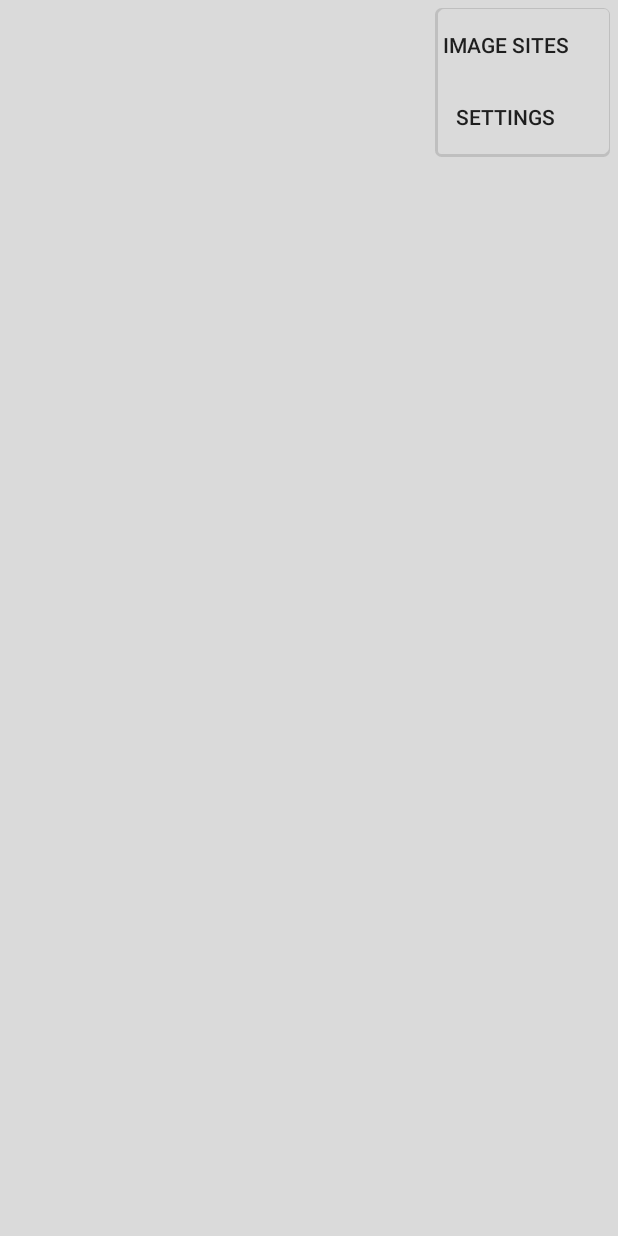
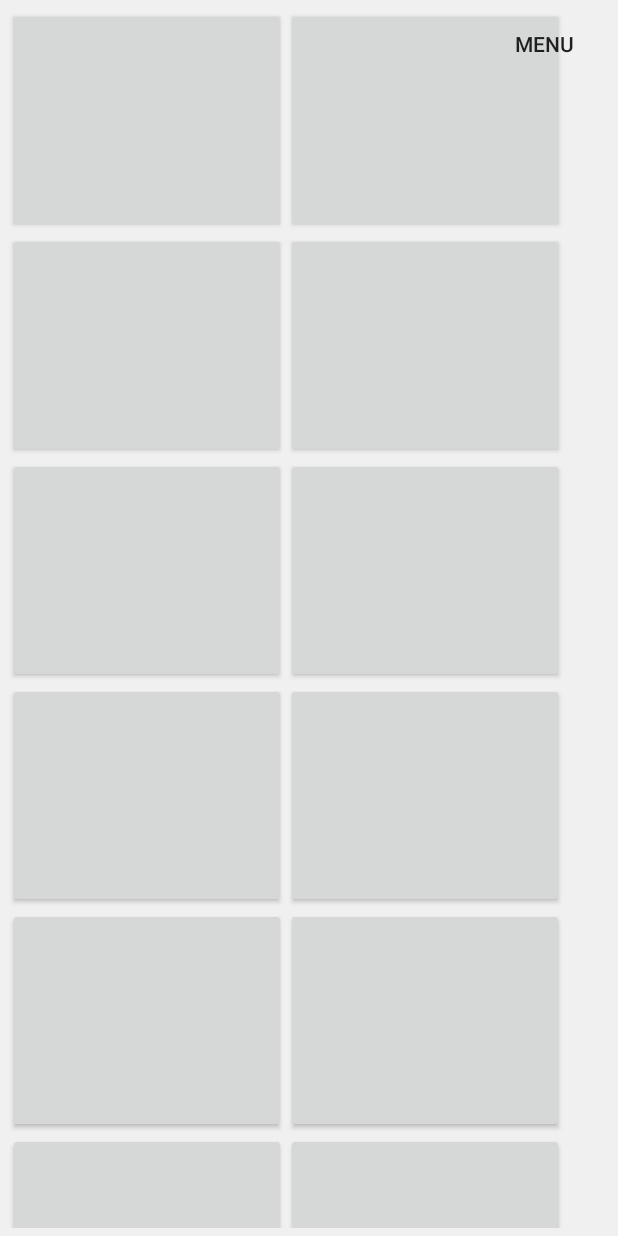
Before and after one commit to JacksonMarkowski/3308-ImageSlide, an Android app: the screen it shows after launch (MainActivity), after a tap on "IMAGE SITES", on a phone screen of 412 x 824 dp. Run offline under Robolectric (Android 15) with nearby library versions, the phone set to English and light mode, and no system bars; 1 other tap on this screen came first.

Commit message:
Image layout created
buttons to simulate images for project demo

```diff
--- a/ImageSlide/app/src/main/java/team16_3308/imageslide/MainActivity.java
+++ b/ImageSlide/app/src/main/java/team16_3308/imageslide/MainActivity.java
@@ -64,11 +64,19 @@ public class MainActivity extends AppCompatActivity {
     }
 
     public void imageSitesButtonClick(View view) {
-
+        LinearLayout layout = (LinearLayout) findViewById(R.id.menuLayout);
+        layout.setVisibility(View.GONE);
+        menuOpen = false;
+        Button b = (Button) findViewById(R.id.button_menu);
+        b.setVisibility(View.VISIBLE);
     }
 
     public void settingsButtonClick(View view) {
-
+        LinearLayout layout = (LinearLayout) findViewById(R.id.menuLayout);
+        layout.setVisibility(View.GONE);
+        menuOpen = false;
+        Button b = (Button) findViewById(R.id.button_menu);
+        b.setVisibility(View.VISIBLE);
     }
     /*
     public void sendMessage(View view) {
--- a/ImageSlide/app/src/main/res/drawable/border_shadow.xml
+++ b/ImageSlide/app/src/main/res/drawable/border_shadow.xml
@@ -10,8 +10,8 @@
             <!-- setting the thickness of shadow (positive value will give shadow on that side) -->
 
             <padding
-                android:bottom="3dp"
-                android:left="3dp"
+                android:bottom="1dp"
+                android:left="1dp"
                 android:right="1dp"
                 android:top="1dp" />
 
@@ -23,7 +23,7 @@
 
     <item>
         <shape>
-            <solid android:color="#dadada" />
+            <solid android:color="#b0b0b0" />
             <corners android:radius="3dp" />
         </shape>
     </item>
--- a/ImageSlide/app/src/main/res/layout/activity_main.xml
+++ b/ImageSlide/app/src/main/res/layout/activity_main.xml
@@ -1,5 +1,5 @@
 <?xml version="1.0" encoding="utf-8"?>
-<RelativeLayout xmlns:android="http://schemas.android.com/apk/res/android"
+<FrameLayout xmlns:android="http://schemas.android.com/apk/res/android"
     xmlns:tools="http://schemas.android.com/tools"
     android:layout_width="match_parent"
     android:layout_height="match_parent"
@@ -8,19 +8,76 @@
     android:id="@+id/mainLayout"
     android:padding="5dp">
 
-        <!--
-        <EditText android:id="@+id/edit_message"
-            android:layout_weight="1"
-            android:layout_width="0dp"
-            android:layout_height="wrap_content"
-            android:hint="@string/edit_message" />
+    <ScrollView
+        android:layout_width="match_parent"
+        android:layout_height="match_parent">
 
-        <Button
-            android:layout_width="wrap_content"
-            android:layout_height="wrap_content"
-            android:text="@string/button_send"
-            android:onClick="sendMessage" />
-        -->
+        <GridLayout
+            android:layout_width="match_parent"
+            android:layout_height="match_parent"
+            android:columnCount="2">
+
+            <Button
+                android:layout_width="185dp"
+                android:layout_height="150dp"
+                android:id="@+id/button1"/>
+
+            <Button
+                android:layout_width="185dp"
+                android:layout_height="150dp"
+                android:id="@+id/button2"/>
+
+            <Button
+                android:layout_width="185dp"
+                android:layout_height="150dp"
+                android:id="@+id/button3"/>
+
+            <Button
+                android:layout_width="185dp"
+                android:layout_height="150dp"
+                android:id="@+id/button4"/>
+
+            <Button
+                android:layout_width="185dp"
+                android:layout_height="150dp"
+                android:id="@+id/button5"/>
+
+            <Button
+                android:layout_width="185dp"
+                android:layout_height="150dp"
+                android:id="@+id/button6"/>
+
+            <Button
+                android:layout_width="185dp"
+                android:layout_height="150dp"
+                android:id="@+id/button7"/>
+
+            <Button
+                android:layout_width="185dp"
+                android:layout_height="150dp"
+                android:id="@+id/button8"/>
+
+            <Button
+                android:layout_width="185dp"
+                android:layout_height="150dp"
+                android:id="@+id/button9"/>
+
+            <Button
+                android:layout_width="185dp"
+                android:layout_height="150dp"
+                android:id="@+id/button10"/>
+
+            <Button
+                android:layout_width="185dp"
+                android:layout_height="150dp"
+                android:id="@+id/button11"/>
+
+            <Button
+                android:layout_width="185dp"
+                android:layout_height="150dp"
+                android:id="@+id/button12"/>
+        </GridLayout>
+    </ScrollView>
 
     <Button
         android:id="@+id/button_menu"
@@ -28,8 +85,7 @@
         android:layout_height="wrap_content"
         android:text="Menu"
         android:textColor="@color/menuText"
-        android:layout_alignParentTop="true"
-        android:layout_alignParentEnd="true"
+        android:layout_gravity="end"
         android:onClick="menuButtonClick"
         android:background="#00000000"
         style="?android:attr/borderlessButtonStyle"/>
@@ -39,8 +95,7 @@
         android:orientation="vertical"
         android:layout_width="wrap_content"
         android:layout_height="wrap_content"
-        android:layout_alignParentEnd="true"
-        android:layout_alignParentStart="false"
+        android:layout_gravity="end"
         android:background="@drawable/border_shadow">
 
         <Button
@@ -52,7 +107,7 @@
             android:onClick="imageSitesButtonClick"
             android:background="#00000000"
             style="?android:attr/borderlessButtonStyle"
-            android:layout_marginRight="25dp"/>
+            android:padding="25dp"/>
 
         <Button
             android:id="@+id/button_settings"
@@ -62,15 +117,8 @@
             android:textColor="@color/menuText"
             android:onClick="settingsButtonClick"
             android:background="#00000000"
-            style="?android:attr/borderlessButtonStyle" />
+            style="?android:attr/borderlessButtonStyle"
+            android:padding="25dp" />
     </LinearLayout>
 
-    <ScrollView
-        android:id="@+id/scrollView"
-        android:layout_width="match_parent"
-        android:layout_height="match_parent"
-        android:layout_alignParentTop="true"
-        android:layout_alignParentStart="true" />
-
-
-</RelativeLayout>
+</FrameLayout>
--- a/ImageSlide/app/src/main/res/values/colors.xml
+++ b/ImageSlide/app/src/main/res/values/colors.xml
@@ -4,6 +4,6 @@
     <color name="colorPrimaryDark">#303F9F</color>
     <color name="colorAccent">#FF4081</color>
     <color name="backgroundMenu">#3c3f41</color>
-    <color name="backgroundMain">#dadada</color>
+    <color name="backgroundMain">#f1f0f0</color>
     <color name="menuText">#1e1e1e</color>
 </resources>
```
